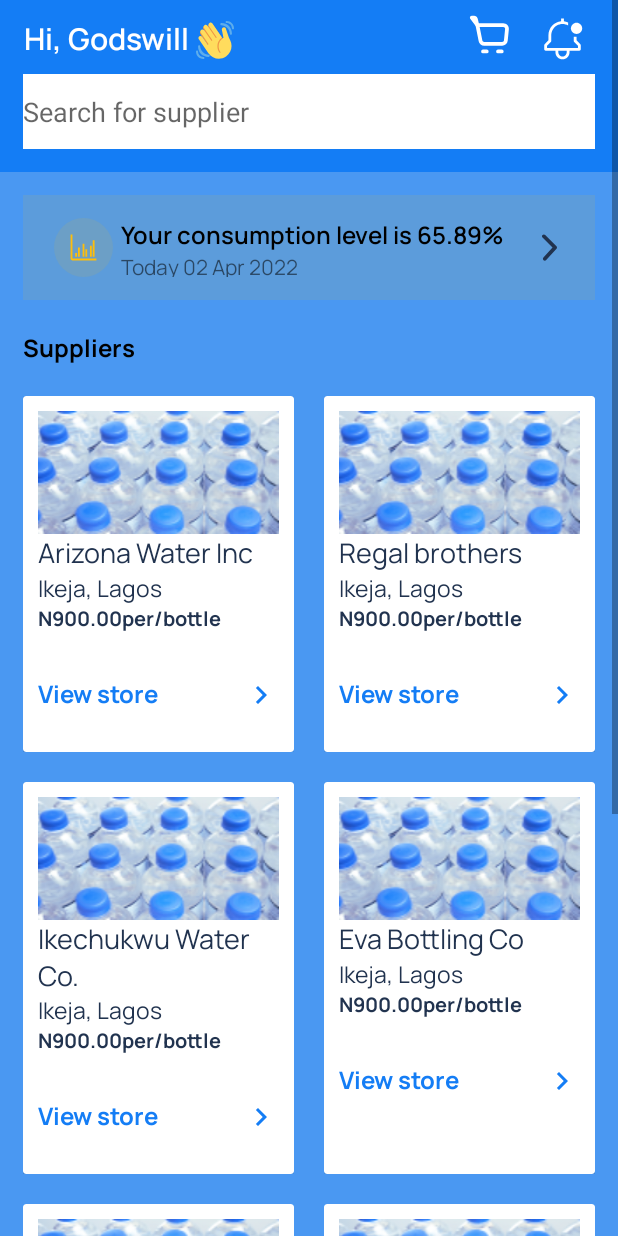
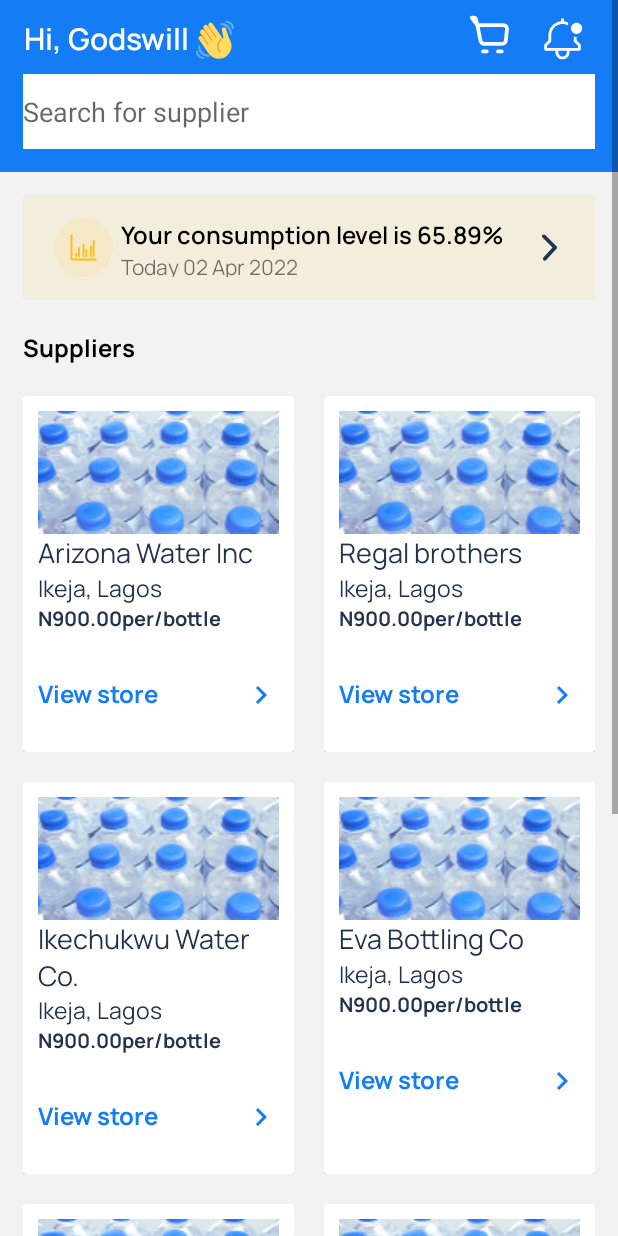
Before and after one commit to Gozirin/AquaWaterApp, an Android app: the fragment ConsumerHomeFragment shown on its own in the app's theme, on a phone screen of 412 x 824 dp. Run offline under Robolectric (Android 15) with nearby library versions, the phone set to English and light mode, and no system bars.

Commit message:
backgroud color fixed

```diff
--- a/app/src/main/res/layout/consumer_account_fragment.xml
+++ b/app/src/main/res/layout/consumer_account_fragment.xml
@@ -4,6 +4,7 @@
     android:layout_width="match_parent"
     android:layout_height="match_parent"
     android:orientation="vertical"
+    android:background="#F2F2F3"
     xmlns:app="http://schemas.android.com/apk/res-auto"
     tools:context=".feature.consumer.home.ConsumerAccountFragment">
 
--- a/app/src/main/res/layout/consumer_consumption_level_fragment.xml
+++ b/app/src/main/res/layout/consumer_consumption_level_fragment.xml
@@ -6,6 +6,7 @@
     android:layout_width="match_parent"
     android:layout_height="match_parent"
     android:orientation="vertical"
+    android:background="#F2F2F3"
     tools:context=".feature.consumer.home.ConsumerConsumptionLevelFragment">
 
     <LinearLayout
--- a/app/src/main/res/layout/consumer_home_fragment.xml
+++ b/app/src/main/res/layout/consumer_home_fragment.xml
@@ -2,7 +2,7 @@
     xmlns:app="http://schemas.android.com/apk/res-auto"
     xmlns:tools="http://schemas.android.com/tools"
     android:id="@+id/drawerLayout"
-    android:background="#41E5E5E5"
+    android:background="#F2F2F3"
     android:layout_width="match_parent"
     android:layout_height="match_parent"
     android:fillViewport="true"
--- a/app/src/main/res/layout/consumer_homescreen_adapter_item.xml
+++ b/app/src/main/res/layout/consumer_homescreen_adapter_item.xml
@@ -4,6 +4,7 @@
     android:layout_width="match_parent"
     xmlns:app="http://schemas.android.com/apk/res-auto"
     android:padding="10dp"
+    android:background="#F2F2F3"
     android:layout_height="wrap_content">
 
     <androidx.cardview.widget.CardView
--- a/app/src/main/res/layout/day_consumption_fragment.xml
+++ b/app/src/main/res/layout/day_consumption_fragment.xml
@@ -4,6 +4,7 @@
     xmlns:tools="http://schemas.android.com/tools"
     android:layout_width="match_parent"
     android:layout_height="match_parent"
+    android:background="#F2F2F3"
     android:orientation="vertical"
     tools:context=".feature.consumer.home.consumptionFragments.DayFragment">
 
--- a/app/src/main/res/layout/fragment_view_pager.xml
+++ b/app/src/main/res/layout/fragment_view_pager.xml
@@ -3,6 +3,7 @@
     xmlns:app="http://schemas.android.com/apk/res-auto"
     xmlns:tools="http://schemas.android.com/tools"
     android:layout_width="match_parent"
+    android:background="#F2F2F3"
     android:layout_height="match_parent"
     tools:context=".core.onboarding.ViewPagerFragment">
 
--- a/app/src/main/res/layout/month_consumption_fragment.xml
+++ b/app/src/main/res/layout/month_consumption_fragment.xml
@@ -5,6 +5,7 @@
     android:layout_width="match_parent"
     android:layout_height="match_parent"
     android:orientation="vertical"
+    android:background="#F2F2F3"
     tools:context=".feature.consumer.home.consumptionFragments.DayFragment">
 
     <LinearLayout
--- a/app/src/main/res/layout/week_consumption_fragment.xml
+++ b/app/src/main/res/layout/week_consumption_fragment.xml
@@ -5,6 +5,7 @@
     android:layout_width="match_parent"
     android:layout_height="match_parent"
     android:orientation="vertical"
+    android:background="#F2F2F3"
     tools:context=".feature.consumer.home.consumptionFragments.DayFragment">
 
     <LinearLayout
--- a/app/src/main/res/layout/year_consumption_fragment.xml
+++ b/app/src/main/res/layout/year_consumption_fragment.xml
@@ -4,6 +4,7 @@
     xmlns:tools="http://schemas.android.com/tools"
     android:layout_width="match_parent"
     android:layout_height="match_parent"
+    android:background="#F2F2F3"
     android:orientation="vertical"
     tools:context=".feature.consumer.home.consumptionFragments.DayFragment">
 
```
